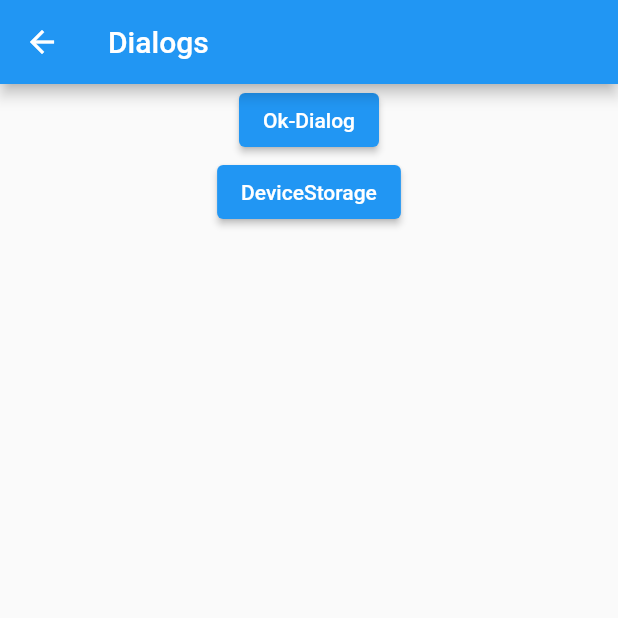
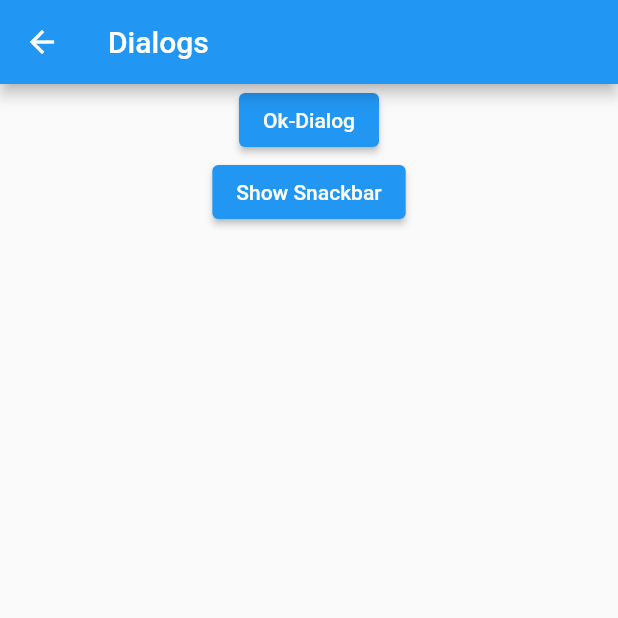
Before and after one commit to Christian-Adler/flutter_commons, a Flutter app: the DialogsScreen screen opened by its route, on a phone screen of 412 x 824 dp, the top half of it. Run offline on Flutter 3.47's test engine with Material 2 defaults, Android fonts, the phone set to English and light mode, and no system bars; our stand-ins replace flutter_secure_storage; accounts and stored records are empty.

Commit message:
correct Button Text and add comment for Snackbar

```diff
--- a/example/lib/screens/dialogs_screen.dart
+++ b/example/lib/screens/dialogs_screen.dart
@@ -26,7 +26,7 @@ class DialogsScreen extends StatelessWidget {
               onPressed: () {
                 Dialogs.showSnackBar('Some text to show in SnackBar', context);
               },
-              child: const Text('DeviceStorage'),
+              child: const Text('Show Snackbar'),
             ),
           ]),
         ),
--- a/lib/utils/dialogs.dart
+++ b/lib/utils/dialogs.dart
@@ -45,6 +45,7 @@ class Dialogs {
         content: c,
         duration: d,
         action: snackBarAction,
+        // behavior: SnackBarBehavior.floating,
       ),
     );
   }
```
